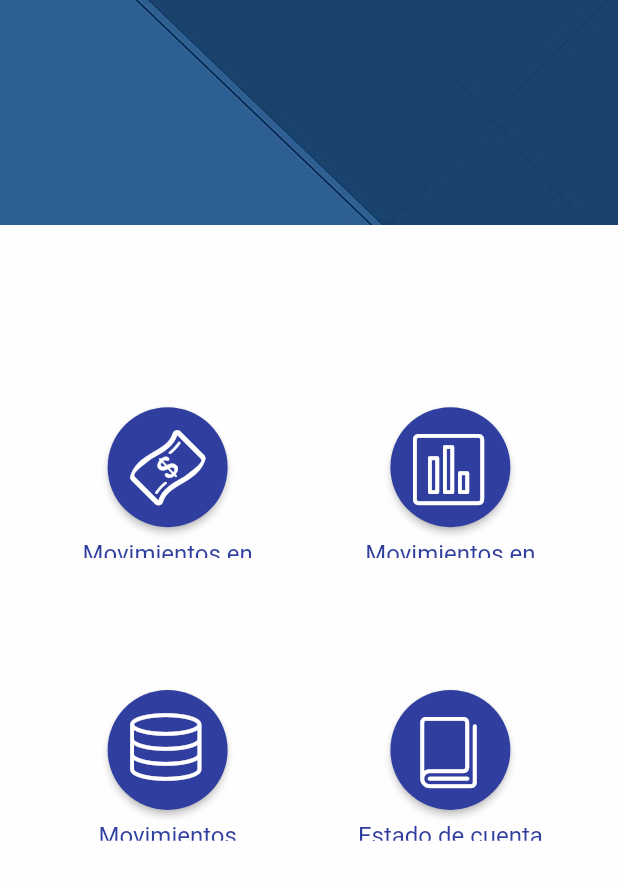
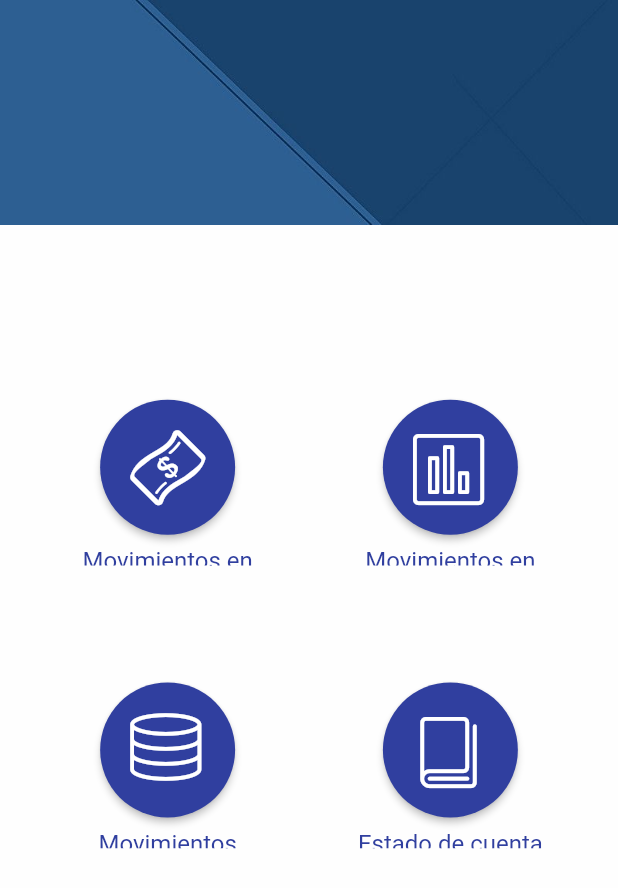
Before and after one commit to AlfredGonz/home-demo, a Flutter app: the screen it shows after launch, on a phone screen of 412 x 824 dp. Shown: the top 888 px of the screen. Run offline on Flutter 3.47's test engine with Material 2 defaults, Android fonts, the phone set to English and light mode, and no system bars.

Commit message:
cambio color de barra de notificaciones

```diff
--- a/lib/pantallas/inicio.dart
+++ b/lib/pantallas/inicio.dart
@@ -1,15 +1,21 @@
 import 'package:flutter/material.dart';
+import 'package:flutter/services.dart';
 import 'package:home_sgb_demo/iconos/iconos.dart' as customIcons;
 
 
 class Inicio extends StatelessWidget {
   Widget build(BuildContext context) {
 
-    return new Scaffold(
+        SystemChrome.setSystemUIOverlayStyle(SystemUiOverlayStyle.dark.copyWith(
+        statusBarColor: Colors.indigo[300]));
 
-        body: MenuBody(),
+    return new SafeArea(
+        child: Scaffold(
+          body: MenuBody(),
+        ),
 
     );
+
   }
 }
 
@@ -55,7 +61,7 @@ class MenuBody extends StatelessWidget {
                     shape: new CircleBorder(),
                     elevation: 2.0,
                     fillColor: Colors.indigo[700],
-                    padding: const EdgeInsets.all(15.0),
+                    padding: const EdgeInsets.all(20.0),
                   ),
                   flex: 5,
                   ),
@@ -88,7 +94,7 @@ class MenuBody extends StatelessWidget {
                     shape: new CircleBorder(),
                     elevation: 2.0,
                     fillColor: Colors.indigo[700],
-                    padding: const EdgeInsets.all(15.0),
+                    padding: const EdgeInsets.all(20.0),
                   ),
                   flex: 5,
                   ),
@@ -122,7 +128,7 @@ class MenuBody extends StatelessWidget {
                     shape: new CircleBorder(),
                     elevation: 2.0,
                     fillColor: Colors.indigo[700],
-                    padding: const EdgeInsets.all(15.0),
+                    padding: const EdgeInsets.all(20.0),
                   ),
                   flex: 5,
                   ),
@@ -156,7 +162,7 @@ class MenuBody extends StatelessWidget {
                     shape: new CircleBorder(),
                     elevation: 2.0,
                     fillColor: Colors.indigo[700],
-                    padding: const EdgeInsets.all(15.0),
+                    padding: const EdgeInsets.all(20.0),
                   ),
                   flex: 5,
                   ),
```
